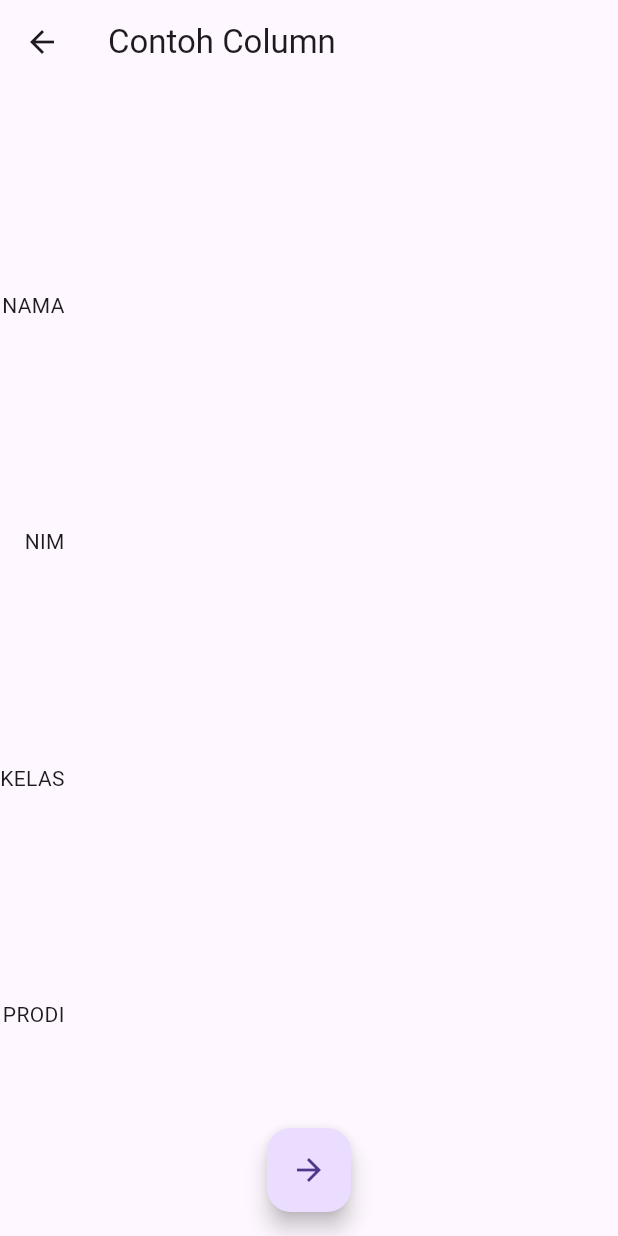
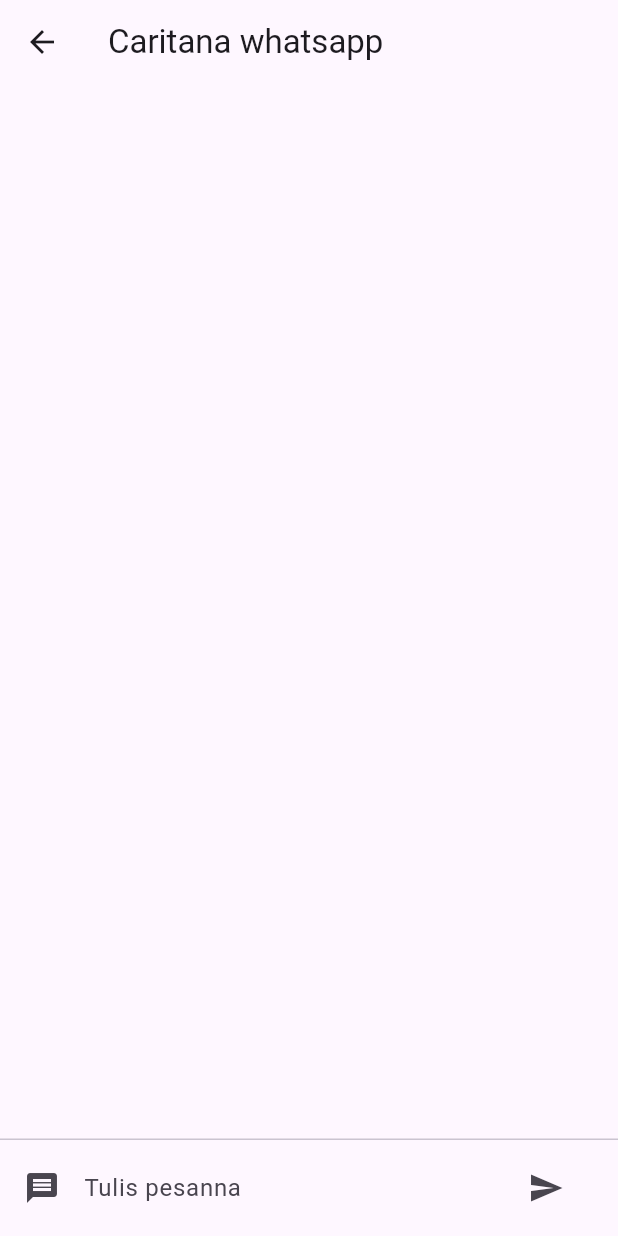
Before and after one commit to Dikry720p/mobile_tech, a Flutter app: the Pert4 screen opened by its route, after a tap on the "arrow forward" icon, on a phone screen of 412 x 824 dp. Run offline on Flutter 3.47's test engine with Material 3 defaults, Android fonts, the phone set to English and light mode, and no system bars.

Commit message:
Widget TextFiled
update pertemuan 5 Widget TextFiled

```diff
--- a/lib/main.dart
+++ b/lib/main.dart
@@ -7,6 +7,7 @@ import 'package:pert3/page3.dart';
 import 'package:pert3/page4.dart';
 import 'package:pert3/page5.dart';
 import 'package:pert3/pertemuan4.dart';
+import 'package:pert3/pertemuan5.dart';
 
 void main() {
   runApp(MyApp());
@@ -28,6 +29,7 @@ class MyApp extends StatelessWidget {
         '/page4': (context) => Page4(),
         '/page5': (context) => Page5(),
         '/pert4': (context) => Pert4(),
+        '/pert5': (context) => Pert5(),
       },
     );
   }
--- a/lib/pertemuan4.dart
+++ b/lib/pertemuan4.dart
@@ -37,7 +37,7 @@ class Pert4 extends StatelessWidget {
       ),
       floatingActionButton: FloatingActionButton(
         onPressed: () {
-          Navigator.pushNamed(context, '/page2');
+          Navigator.pushNamed(context, '/pert5');
         },
         child: Icon(Icons.arrow_forward),
       ),
--- /dev/null
+++ b/lib/pertemuan5.dart
@@ -0,0 +1,77 @@
+import 'package:flutter/material.dart';
+
+class Pert5 extends StatefulWidget {
+  @override
+  _SMSMenuState createState() => _SMSMenuState();
+}
+
+class _SMSMenuState extends State<Pert5> {
+  TextEditingController _controller = TextEditingController();
+  List<String> _messages = [];
+
+  void _sendMessage(String message) {
+    setState(() {
+      _messages.add(message);
+      _controller.clear();
+    });
+  }
+
+  @override
+  Widget build(BuildContext context) {
+    return Scaffold(
+      appBar: AppBar(
+        title: Text('Caritana whatsapp'),
+      ),
+      body: Column(
+        children: <Widget>[
+          Expanded(
+            child: ListView.builder(
+              itemCount: _messages.length,
+              itemBuilder: (context, index) {
+                return ListTile(
+                  title: Text(_messages[index]),
+                );
+              },
+            ),
+          ),
+          Divider(height: 1.0),
+          ListTile(
+            leading: Icon(Icons.message),
+            title: TextField(
+              controller: _controller,
+              decoration: InputDecoration(
+                hintText: 'Tulis pesanna',
+                border: InputBorder.none,
+              ),
+              onSubmitted: (value) {
+                if (value.isNotEmpty) {
+                  _sendMessage(value);
+                }
+              },
+            ),
+            trailing: IconButton(
+              icon: Icon(Icons.send),
+              onPressed: () {
+                if (_controller.text.isNotEmpty) {
+                  _sendMessage(_controller.text);
+                }
+              },
+            ),
+          ),
+        ],
+      ),
+    );
+  }
+
+  @override
+  void dispose() {
+    _controller.dispose();
+    super.dispose();
+  }
+}
+
+void main() {
+  runApp(MaterialApp(
+    home: Pert5(),
+  ));
+}
```
